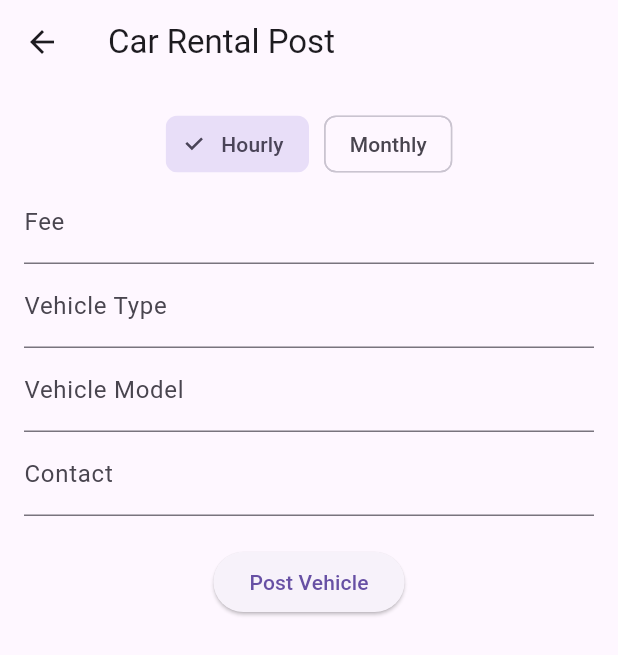
After one commit to ai-rayhan/UTM-RIDEx-Drivers-App, a Flutter app: the MonthlyORHourlyBasis screen opened directly, on a phone screen of 412 x 824 dp. The commit adds this screen. Shown: the top 655 px of the screen. Run offline on Flutter 3.47's test engine with Material 3 defaults, Android fonts, the phone set to English and light mode, and no system bars; our stand-ins replace assets_audio_player, cloud_firestore, firebase_auth, firebase_core, firebase_database, firebase_messaging and 8 more; missing offline and left inert: flutter_geofire, flutter_polyline_points, onesignal_flutter; accounts and stored records are empty; network calls fail.

Commit message:
schedule ride, and rent system done

```diff
--- a/lib/main.dart
+++ b/lib/main.dart
@@ -1,3 +1,4 @@
+import 'package:drivers_app/assistants/firebase_messaging.dart';
 import 'package:drivers_app/global/global.dart';
 import 'package:drivers_app/infoHandler/app_info.dart';
 import 'package:drivers_app/splashScreen/splash_screen.dart';
@@ -18,8 +19,10 @@ void main() async {
   //plus
   sharedPreferences = await SharedPreferences.getInstance();
 
-  // await Firebase.initializeApp();
   initilizeOnesignal();
+
+  await FirebaseMessagingService().initialize();
+  await FirebaseMessagingService().subscribeToTopic('allDrivers');
 
   runApp(
     MyApp(
--- /dev/null
+++ b/lib/mainScreens/car_rent.dart
@@ -0,0 +1,153 @@
+import 'package:flutter/material.dart';
+import 'package:firebase_core/firebase_core.dart';
+import 'package:http/http.dart' as http;
+import 'dart:convert';
+
+class MonthlyORHourlyBasis extends StatefulWidget {
+  @override
+  _MonthlyORHourlyBasisState createState() => _MonthlyORHourlyBasisState();
+}
+
+class _MonthlyORHourlyBasisState extends State<MonthlyORHourlyBasis> {
+  final TextEditingController _feeController = TextEditingController();
+  final TextEditingController _vehicleTypeController = TextEditingController();
+  final TextEditingController _vehicleModelController = TextEditingController();
+  final TextEditingController _contactController = TextEditingController();
+
+  String _selectedType = 'Hourly';
+  bool _isLoading = false;
+
+  void _postVehicle() async {
+    setState(() {
+      _isLoading = true;
+    });
+
+    final id = DateTime.now().toIso8601String();
+    final type = _selectedType;
+    final fee = _feeController.text;
+    final vehicleType = _vehicleTypeController.text;
+    final vehicleModel = _vehicleModelController.text;
+    final contact = _contactController.text;
+
+    final url =
+        'https://friendly-folio-425114-v9-default-rtdb.firebaseio.com/rental.json';
+
+    final response = await http.post(
+      Uri.parse(url),
+      body: json.encode({
+        'id': id,
+        'type': type,
+        'fee': fee,
+        'vehicle_type': vehicleType,
+        'vehicle_model': vehicleModel,
+        'contact': contact,
+      }),
+    );
+
+    setState(() {
+      _isLoading = false;
+    });
+
+    if (response.statusCode == 200) {
+      _clearTextFields();
+      _showSuccessDialog();
+    } else {
+      ScaffoldMessenger.of(context).showSnackBar(
+        SnackBar(content: Text('Failed to post vehicle.')),
+      );
+    }
+  }
+
+  void _clearTextFields() {
+    _feeController.clear();
+    _vehicleTypeController.clear();
+    _vehicleModelController.clear();
+    _contactController.clear();
+  }
+
+  void _showSuccessDialog() {
+    showDialog(
+      context: context,
+      builder: (context) {
+        return AlertDialog(
+          title: Text('Success'),
+          content: Text('Vehicle posted successfully!'),
+          actions: [
+            TextButton(
+              onPressed: () {
+                Navigator.of(context).pop(); // Close the dialog
+                Navigator.of(context).pop(); // Navigate back
+              },
+              child: Text('OK'),
+            ),
+          ],
+        );
+      },
+    );
+  }
+
+  @override
+  Widget build(BuildContext context) {
+    return Scaffold(
+      appBar: AppBar(
+        title: Text('Car Rental Post'),
+      ),
+      body: Padding(
+        padding: EdgeInsets.all(16.0),
+        child: Column(
+          children: [
+            Row(
+              mainAxisAlignment: MainAxisAlignment.center,
+              children: [
+                ChoiceChip(
+                  label: Text('Hourly'),
+                  selected: _selectedType == 'Hourly',
+                  onSelected: (selected) {
+                    setState(() {
+                      _selectedType = 'Hourly';
+                    });
+                  },
+                ),
+                SizedBox(width: 10),
+                ChoiceChip(
+                  label: Text('Monthly'),
+                  selected: _selectedType == 'Monthly',
+                  onSelected: (selected) {
+                    setState(() {
+                      _selectedType = 'Monthly';
+                    });
+                  },
+                ),
+              ],
+            ),
+            TextField(
+              controller: _feeController,
+              decoration: InputDecoration(labelText: 'Fee'),
+              keyboardType: TextInputType.number,
+            ),
+            TextField(
+              controller: _vehicleTypeController,
+              decoration: InputDecoration(labelText: 'Vehicle Type'),
+            ),
+            TextField(
+              controller: _vehicleModelController,
+              decoration: InputDecoration(labelText: 'Vehicle Model'),
+            ),
+            TextField(
+              controller: _contactController,
+              decoration: InputDecoration(labelText: 'Contact'),
+              keyboardType: TextInputType.phone,
+            ),
+            SizedBox(height: 20),
+            _isLoading
+                ? CircularProgressIndicator()
+                : ElevatedButton(
+                    onPressed: _postVehicle,
+                    child: Text('Post Vehicle'),
+                  ),
+          ],
+        ),
+      ),
+    );
+  }
+}
--- a/lib/tabPages/profile_tab.dart
+++ b/lib/tabPages/profile_tab.dart
@@ -17,6 +17,7 @@ class _ProfileTabPageState extends State<ProfileTabPage> {
     return Scaffold(
       backgroundColor: Colors.black,
       body: SafeArea(
+        child: SingleChildScrollView(
           child: Column(
             mainAxisAlignment: MainAxisAlignment.center,
             children: [
@@ -102,6 +103,7 @@ class _ProfileTabPageState extends State<ProfileTabPage> {
             ],
           ),
         ),
+      ),
     );
   }
 }
```
Also changed, not shown: lib/assistants/firebase_messaging.dart (added, +88 -0 lines), lib/mainScreens/main_screen.dart (+53 -24 lines), lib/mainScreens/seduled_ride.dart (added, +241 -0 lines). Lines whose indentation alone changed are shown as unchanged.
